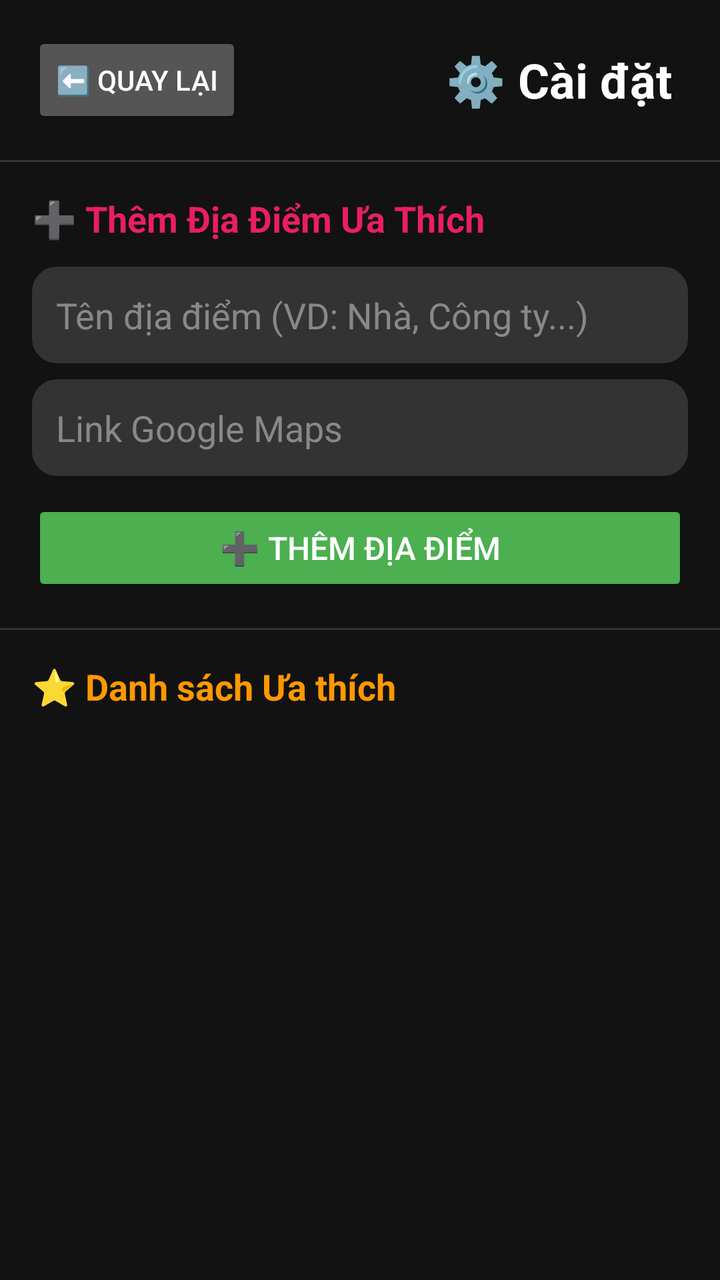
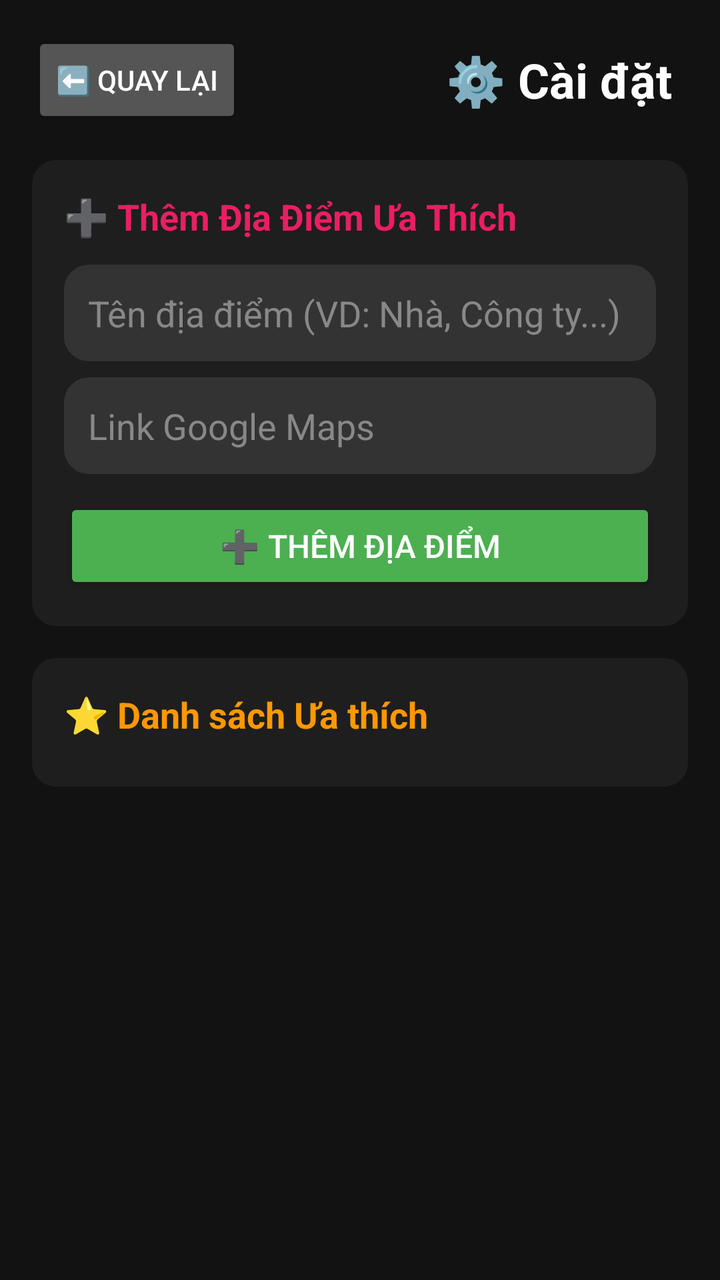

The first picture is an Android layout as it rendered before a commit; the second is the same layout after the commit. The layout source and the unified diff follow.
<!-- AndroidManifest.xml: application theme Theme.LocateShare -->
<!-- res/layout/activity_settings.xml -->
<?xml version="1.0" encoding="utf-8"?>
<LinearLayout xmlns:android="http://schemas.android.com/apk/res/android"
    xmlns:app="http://schemas.android.com/apk/res-auto"
    android:layout_width="match_parent"
    android:layout_height="match_parent"
    android:orientation="vertical"
    android:background="#121212">

    
    <LinearLayout
        android:layout_width="match_parent"
        android:layout_height="wrap_content"
        android:orientation="horizontal"
        android:gravity="center_vertical"
        android:padding="16dp">

        <Button
            android:id="@+id/btnBackSettings"
            android:layout_width="wrap_content"
            android:layout_height="wrap_content"
            android:text="⬅️ Quay lại"
            android:backgroundTint="#555555"
            android:textColor="#FFFFFF" />

        <TextView
            android:layout_width="0dp"
            android:layout_height="wrap_content"
            android:layout_weight="1"
            android:text="⚙️ Cài đặt"
            android:textSize="24sp"
            android:textStyle="bold"
            android:textColor="#FFFFFF"
            android:gravity="end"
            android:layout_marginEnd="8dp" />
    </LinearLayout>

    
    <View
        android:layout_width="match_parent"
        android:layout_height="1dp"
        android:background="#333333" />

    
    <LinearLayout
        android:layout_width="match_parent"
        android:layout_height="wrap_content"
        android:orientation="vertical"
        android:padding="16dp">

        <TextView
            android:layout_width="wrap_content"
            android:layout_height="wrap_content"
            android:text="➕ Thêm Địa Điểm Ưa Thích"
            android:textSize="18sp"
            android:textStyle="bold"
            android:textColor="#E91E63"
            android:layout_marginBottom="12dp" />

        <EditText
            android:id="@+id/etFavName"
            android:layout_width="match_parent"
            android:layout_height="wrap_content"
            android:hint="Tên địa điểm (VD: Nhà, Công ty...)"
            android:inputType="text"
            android:background="@drawable/input_background"
            android:backgroundTint="#333333"
            android:padding="12dp"
            android:textColor="#FFFFFF"
            android:textColorHint="#888888"
            android:layout_marginBottom="8dp" />

        <EditText
            android:id="@+id/etFavUrl"
            android:layout_width="match_parent"
            android:layout_height="wrap_content"
            android:hint="Link Google Maps"
            android:inputType="textUri"
            android:background="@drawable/input_background"
            android:backgroundTint="#333333"
            android:padding="12dp"
            android:textColor="#FFFFFF"
            android:textColorHint="#888888"
            android:layout_marginBottom="12dp" />

        <Button
            android:id="@+id/btnAddFavorite"
            android:layout_width="match_parent"
            android:layout_height="wrap_content"
            android:text="➕ Thêm địa điểm"
            android:backgroundTint="#4CAF50"
            android:textColor="#FFFFFF"
            android:textSize="16sp"
            app:cornerRadius="8dp" />
    </LinearLayout>

    
    <View
        android:layout_width="match_parent"
        android:layout_height="1dp"
        android:background="#333333" />

    
    <TextView
        android:layout_width="wrap_content"
        android:layout_height="wrap_content"
        android:text="⭐ Danh sách Ưa thích"
        android:textSize="18sp"
        android:textStyle="bold"
        android:textColor="#FF9800"
        android:padding="16dp" />

    <androidx.recyclerview.widget.RecyclerView
        android:id="@+id/rvFavorites"
        android:layout_width="match_parent"
        android:layout_height="0dp"
        android:layout_weight="1"
        android:paddingStart="8dp"
        android:paddingEnd="8dp"
        android:clipToPadding="false" />

</LinearLayout>
<!-- resources referenced by this layout -->
<resources>
  <!-- drawable input_background (drawable) -->
  <?xml version="1.0" encoding="utf-8"?>
  <shape xmlns:android="http://schemas.android.com/apk/res/android"
      android:shape="rectangle">
      <solid android:color="#FFFFFF"/>
      <corners android:radius="12dp"/>
      <stroke android:width="1dp" android:color="#BDBDBD"/>
      <padding android:left="16dp" android:right="16dp"/>
  </shape>
  <style name="Theme.LocateShare" parent="Base.Theme.LocateShare" />
  <style name="Base.Theme.LocateShare" parent="Theme.Material3.DayNight.NoActionBar">
          
          
      </style>
</resources>

<!-- the commit's change to res/layout/activity_settings.xml (unified diff, before → after) -->
@@ -1,121 +1,128 @@
 <?xml version="1.0" encoding="utf-8"?>
-<LinearLayout xmlns:android="http://schemas.android.com/apk/res/android"
+<androidx.core.widget.NestedScrollView xmlns:android="http://schemas.android.com/apk/res/android"
     xmlns:app="http://schemas.android.com/apk/res-auto"
+    android:fitsSystemWindows="true"
     android:layout_width="match_parent"
     android:layout_height="match_parent"
-    android:orientation="vertical"
+    android:fillViewport="true"
+    android:scrollbars="vertical"
     android:background="#121212">
 
-    
-    <LinearLayout
-        android:layout_width="match_parent"
-        android:layout_height="wrap_content"
-        android:orientation="horizontal"
-        android:gravity="center_vertical"
-        android:padding="16dp">
-
-        <Button
-            android:id="@+id/btnBackSettings"
-            android:layout_width="wrap_content"
-            android:layout_height="wrap_content"
-            android:text="⬅️ Quay lại"
-            android:backgroundTint="#555555"
-            android:textColor="#FFFFFF" />
-
-        <TextView
-            android:layout_width="0dp"
-            android:layout_height="wrap_content"
-            android:layout_weight="1"
-            android:text="⚙️ Cài đặt"
-            android:textSize="24sp"
-            android:textStyle="bold"
-            android:textColor="#FFFFFF"
-            android:gravity="end"
-            android:layout_marginEnd="8dp" />
-    </LinearLayout>
-
-    
-    <View
-        android:layout_width="match_parent"
-        android:layout_height="1dp"
-        android:background="#333333" />
-
-    
     <LinearLayout
         android:layout_width="match_parent"
         android:layout_height="wrap_content"
         android:orientation="vertical"
         android:padding="16dp">
 
-        <TextView
-            android:layout_width="wrap_content"
-            android:layout_height="wrap_content"
-            android:text="➕ Thêm Địa Điểm Ưa Thích"
-            android:textSize="18sp"
-            android:textStyle="bold"
-            android:textColor="#E91E63"
-            android:layout_marginBottom="12dp" />
-
-        <EditText
-            android:id="@+id/etFavName"
+        
+        <LinearLayout
             android:layout_width="match_parent"
             android:layout_height="wrap_content"
-            android:hint="Tên địa điểm (VD: Nhà, Công ty...)"
-            android:inputType="text"
-            android:background="@drawable/input_background"
-            android:backgroundTint="#333333"
-            android:padding="12dp"
-            android:textColor="#FFFFFF"
-            android:textColorHint="#888888"
-            android:layout_marginBottom="8dp" />
+            android:orientation="horizontal"
+            android:gravity="center_vertical"
+            android:layout_marginBottom="16dp">
 
-        <EditText
-            android:id="@+id/etFavUrl"
+            <Button
+                android:id="@+id/btnBackSettings"
+                android:layout_width="wrap_content"
+                android:layout_height="wrap_content"
+                android:text="⬅️ Quay lại"
+                android:backgroundTint="#555555"
+                android:textColor="#FFFFFF" />
+
+            <TextView
+                android:layout_width="0dp"
+                android:layout_height="wrap_content"
+                android:layout_weight="1"
+                android:text="⚙️ Cài đặt"
+                android:textSize="24sp"
+                android:textStyle="bold"
+                android:textColor="#FFFFFF"
+                android:gravity="end"
+                android:layout_marginEnd="8dp" />
+        </LinearLayout>
+
+        
+        <LinearLayout
             android:layout_width="match_parent"
             android:layout_height="wrap_content"
-            android:hint="Link Google Maps"
-            android:inputType="textUri"
-            android:background="@drawable/input_background"
-            android:backgroundTint="#333333"
-            android:padding="12dp"
-            android:textColor="#FFFFFF"
-            android:textColorHint="#888888"
-            android:layout_marginBottom="12dp" />
+            android:orientation="vertical"
+            android:background="@drawable/card_background"
+            android:padding="16dp"
+            android:layout_marginBottom="16dp">
 
-        <Button
-            android:id="@+id/btnAddFavorite"
+            <TextView
+                android:layout_width="wrap_content"
+                android:layout_height="wrap_content"
+                android:text="➕ Thêm Địa Điểm Ưa Thích"
+                android:textSize="18sp"
+                android:textStyle="bold"
+                android:textColor="#E91E63"
+                android:layout_marginBottom="12dp" />
+
+            <EditText
+                android:id="@+id/etFavName"
+                android:layout_width="match_parent"
+                android:layout_height="wrap_content"
+                android:hint="Tên địa điểm (VD: Nhà, Công ty...)"
+                android:inputType="text"
+                android:background="@drawable/input_background"
+                android:backgroundTint="#333333"
+                android:padding="12dp"
+                android:textColor="#FFFFFF"
+                android:textColorHint="#888888"
+                android:layout_marginBottom="8dp" />
+
+            <EditText
+                android:id="@+id/etFavUrl"
+                android:layout_width="match_parent"
+                android:layout_height="wrap_content"
+                android:hint="Link Google Maps"
+                android:inputType="textUri"
+                android:background="@drawable/input_background"
+                android:backgroundTint="#333333"
+                android:padding="12dp"
+                android:textColor="#FFFFFF"
+                android:textColorHint="#888888"
+                android:layout_marginBottom="12dp" />
+
+            <Button
+                android:id="@+id/btnAddFavorite"
+                android:layout_width="match_parent"
+                android:layout_height="wrap_content"
+                android:text="➕ Thêm địa điểm"
+                android:backgroundTint="#4CAF50"
+                android:textColor="#FFFFFF"
+                android:textSize="16sp"
+                app:cornerRadius="8dp" />
+        </LinearLayout>
+
+        
+        <LinearLayout
             android:layout_width="match_parent"
             android:layout_height="wrap_content"
-            android:text="➕ Thêm địa điểm"
-            android:backgroundTint="#4CAF50"
-            android:textColor="#FFFFFF"
-            android:textSize="16sp"
-            app:cornerRadius="8dp" />
+            android:orientation="vertical"
+            android:background="@drawable/card_background"
+            android:padding="16dp">
+
+            <TextView
+                android:layout_width="wrap_content"
+                android:layout_height="wrap_content"
+                android:text="⭐ Danh sách Ưa thích"
+                android:textSize="18sp"
+                android:textStyle="bold"
+                android:textColor="#FF9800"
+                android:layout_marginBottom="8dp" />
+
+            <androidx.recyclerview.widget.RecyclerView
+                android:id="@+id/rvFavorites"
+                android:layout_width="match_parent"
+                android:layout_height="wrap_content"
+                android:nestedScrollingEnabled="false"
+                android:scrollbars="vertical"
+                android:clipToPadding="false" />
+        </LinearLayout>
+
     </LinearLayout>
 
-    
-    <View
-        android:layout_width="match_parent"
-        android:layout_height="1dp"
-        android:background="#333333" />
-
-    
-    <TextView
-        android:layout_width="wrap_content"
-        android:layout_height="wrap_content"
-        android:text="⭐ Danh sách Ưa thích"
-        android:textSize="18sp"
-        android:textStyle="bold"
-        android:textColor="#FF9800"
-        android:padding="16dp" />
-
-    <androidx.recyclerview.widget.RecyclerView
-        android:id="@+id/rvFavorites"
-        android:layout_width="match_parent"
-        android:layout_height="0dp"
-        android:layout_weight="1"
-        android:paddingStart="8dp"
-        android:paddingEnd="8dp"
-        android:clipToPadding="false" />
-
-</LinearLayout>
+</androidx.core.widget.NestedScrollView>
<!-- resource entries referenced after the edit -->
@@ -1,5 +1,12 @@
 <!-- resources referenced by this layout -->
 <resources>
+  <!-- drawable card_background (drawable) -->
+  <?xml version="1.0" encoding="utf-8"?>
+  <shape xmlns:android="http://schemas.android.com/apk/res/android"
+      android:shape="rectangle">
+      <solid android:color="#1E1E1E"/>
+      <corners android:radius="12dp"/>
+  </shape>
   <!-- drawable input_background (drawable) -->
   <?xml version="1.0" encoding="utf-8"?>
   <shape xmlns:android="http://schemas.android.com/apk/res/android"
